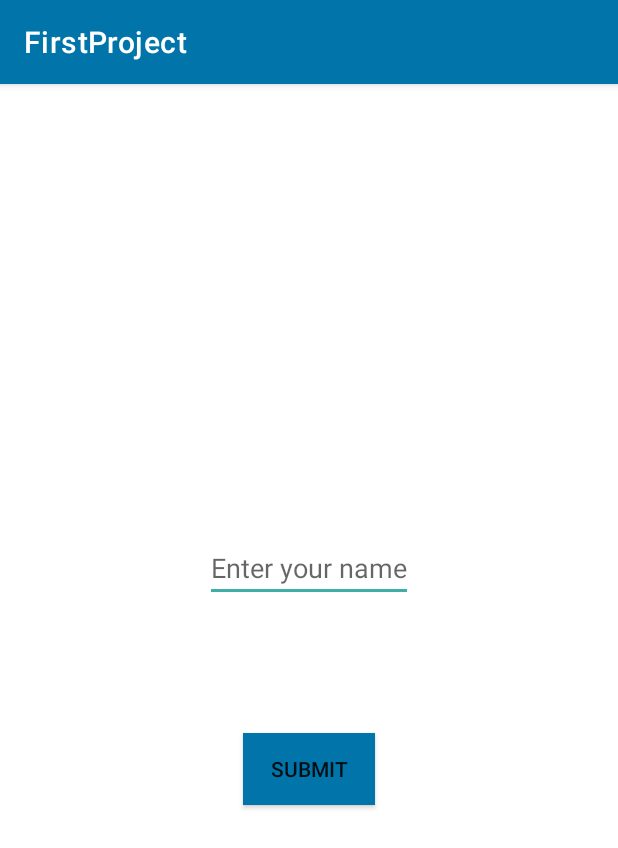
After one commit to LAdamyan/main, an Android app: the FourthActivity screen opened directly, with no data from a screen before it, on a phone screen of 412 x 824 dp. The commit adds this screen. Shown: the top 848 px of the screen. Run offline under Robolectric (Android 15) with nearby library versions, the light colour scheme and no system bars.

Commit message:
homework8

```diff
--- /dev/null
+++ b/app/src/main/java/com/example/myapplication/FourthActivity.java
@@ -0,0 +1,44 @@
+package com.example.myapplication;
+
+import android.content.Intent;
+import android.os.Bundle;
+import android.view.View;
+import android.widget.Button;
+import android.widget.EditText;
+
+import androidx.annotation.Nullable;
+import androidx.appcompat.app.AppCompatActivity;
+import androidx.appcompat.widget.AppCompatButton;
+import androidx.appcompat.widget.AppCompatEditText;
+import androidx.appcompat.widget.AppCompatTextView;
+
+public class FourthActivity extends AppCompatActivity {
+
+
+    String name;
+
+
+    @Override
+    protected void onCreate(@Nullable Bundle savedInstanceState) {
+        super.onCreate(savedInstanceState);
+        setContentView(R.layout.fourth_activity);
+
+         AppCompatEditText editName = findViewById(R.id.editName);
+         AppCompatButton enterButton= findViewById(R.id.enter_button);
+
+
+        enterButton.setOnClickListener(new View.OnClickListener() {
+            @Override
+            public void onClick(View view) {
+
+                Intent intent = new Intent(FourthActivity.this, FifthActivity.class);
+                name = editName.getText().toString();
+                intent.putExtra("Value", name);
+                startActivity(intent);
+                finish();
+
+            }
+        });
+
+    }
+}
--- /dev/null
+++ b/app/src/main/res/layout/fourth_activity.xml
@@ -0,0 +1,39 @@
+<?xml version="1.0" encoding="utf-8"?>
+<androidx.constraintlayout.widget.ConstraintLayout
+
+    xmlns:android="http://schemas.android.com/apk/res/android"
+    xmlns:app="http://schemas.android.com/apk/res-auto"
+    android:layout_width="match_parent"
+    android:layout_height="match_parent">
+
+
+
+
+    <androidx.appcompat.widget.AppCompatEditText
+        android:id="@+id/editName"
+        android:layout_width="wrap_content"
+        android:layout_height="wrap_content"
+        android:hint="@string/enter_your_name"
+        android:layout_marginTop="@dimen/_300dp"
+        app:layout_constraintEnd_toEndOf="parent"
+        app:layout_constraintStart_toStartOf="parent"
+        app:layout_constraintTop_toTopOf="parent"
+        />
+
+    <androidx.appcompat.widget.AppCompatButton
+        android:id="@+id/enter_button"
+        android:layout_width="wrap_content"
+        android:layout_height="wrap_content"
+        android:text="@string/submit"
+        android:background="@color/light_blue"
+        android:layout_marginBottom="@dimen/_200dp"
+        app:layout_constraintStart_toStartOf="parent"
+        app:layout_constraintTop_toBottomOf="@+id/editName"
+        app:layout_constraintEnd_toEndOf="parent"
+        app:layout_constraintBottom_toBottomOf="parent"/>
+
+
+
+
+
+</androidx.constraintlayout.widget.ConstraintLayout>
--- a/app/src/main/res/values/strings.xml
+++ b/app/src/main/res/values/strings.xml
@@ -73,6 +73,10 @@
     <string name="my_third_activity">My Third Activity</string>
     <string name="on">On</string>
     <string name="off">Off</string>
+    <string name="enter_your_name">Enter your name</string>
+    <string name="enter">Enter</string>
+    <string name="value">Value</string>
+    <string name="submit">Submit</string>
 
     <string-array name="colors_array">
 
```
Also changed, not shown: app/src/main/AndroidManifest.xml (+20 -0 lines), app/src/main/java/com/example/myapplication/FifthActivity.java (added, +48 -0 lines), app/src/main/java/com/example/myapplication/MainActivity.java (+33 -23 lines), app/src/main/res/layout/fifth_activity.xml (added, +65 -0 lines).
